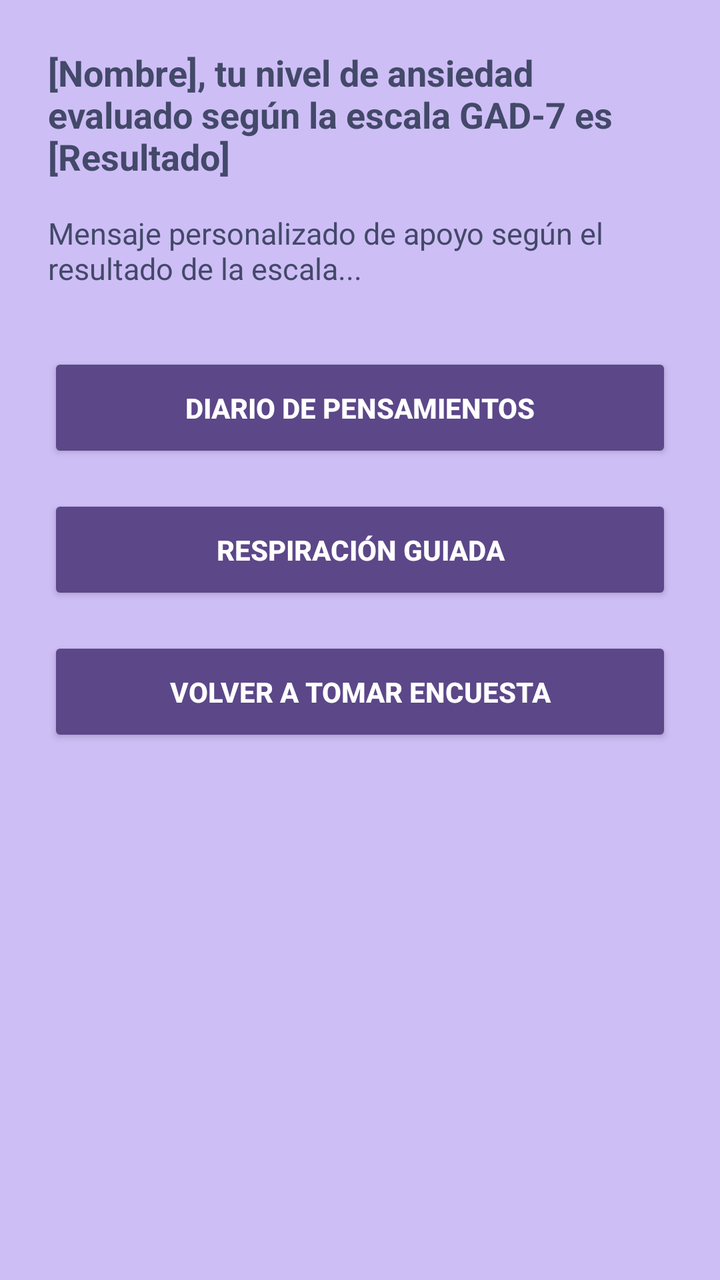
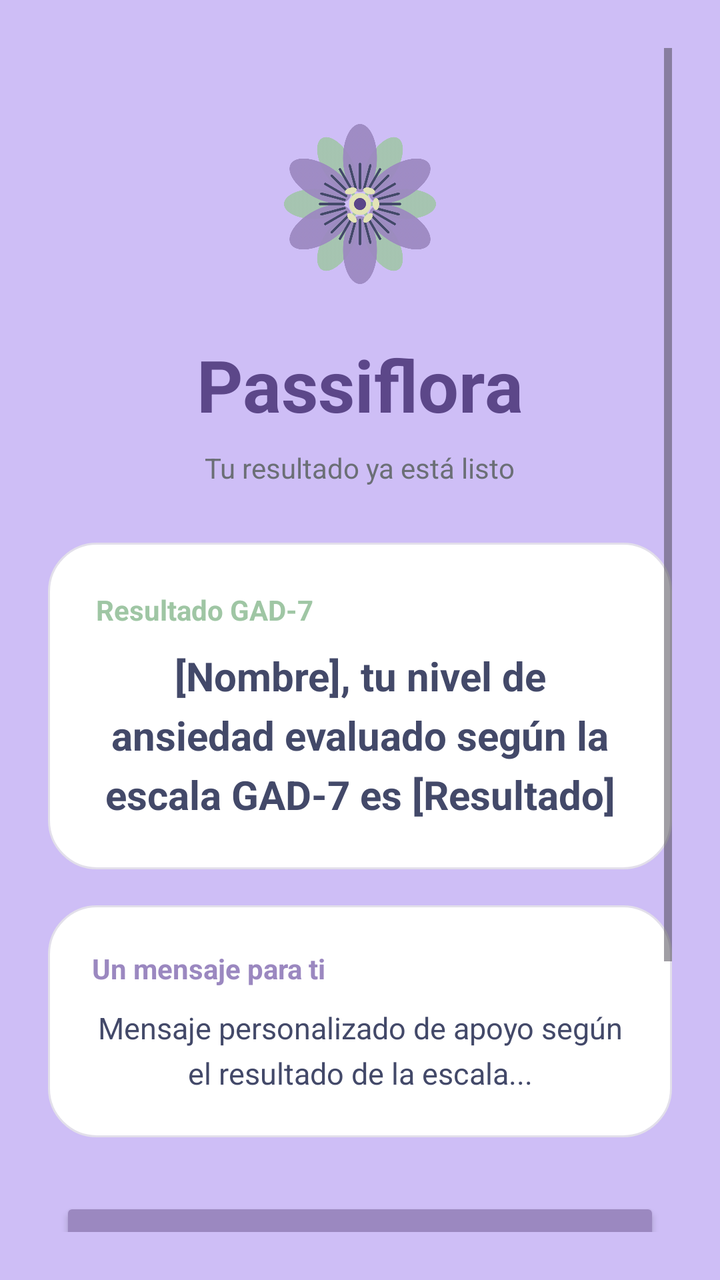

An Android layout rendered at two revisions. The XML below is the earlier revision; the diff shows what the commit changed to produce the second picture.
<!-- AndroidManifest.xml: application theme Theme.Prueba_emulador -->
<!-- res/layout/activity_menu_principal.xml -->
<?xml version="1.0" encoding="utf-8"?>
<ScrollView xmlns:android="http://schemas.android.com/apk/res/android"
    android:layout_width="match_parent"
    android:layout_height="match_parent"
    android:background="@color/background"
    android:fillViewport="true"
    android:padding="24dp">

    <LinearLayout
        android:layout_width="match_parent"
        android:layout_height="wrap_content"
        android:orientation="vertical"
        android:gravity="center_horizontal">

        
        <TextView
            android:id="@+id/tv_mensaje_resultado"
            android:layout_width="match_parent"
            android:layout_height="wrap_content"
            android:text="[Nombre], tu nivel de ansiedad evaluado según la escala GAD-7 es [Resultado]"
            android:textSize="18sp"
            android:textStyle="bold"
            android:textColor="@color/deep_night"
            android:layout_marginBottom="16dp"/>

        
        <TextView
            android:id="@+id/tv_mensaje_personalizado"
            android:layout_width="match_parent"
            android:layout_height="wrap_content"
            android:text="Mensaje personalizado de apoyo según el resultado de la escala..."
            android:textSize="15sp"
            android:textColor="@color/text_primary"
            android:layout_marginBottom="32dp"/>

        
        <Button
            android:id="@+id/btn_diario_pensamientos"
            android:layout_width="match_parent"
            android:layout_height="55dp"
            android:text="Diario de pensamientos"
            android:textColor="@color/text_on_primary"
            android:backgroundTint="@color/purple_point"
            android:textStyle="bold"
            android:layout_marginBottom="16dp"/>

        
        <Button
            android:id="@+id/btn_respiracion_guiada"
            android:layout_width="match_parent"
            android:layout_height="55dp"
            android:text="Respiración guiada"
            android:textColor="@color/text_on_primary"
            android:backgroundTint="@color/purple_point"
            android:textStyle="bold"
            android:layout_marginBottom="16dp"/>

        
        <Button
            android:id="@+id/btn_volver_encuesta"
            android:layout_width="match_parent"
            android:layout_height="55dp"
            android:text="Volver a tomar encuesta"
            android:textColor="@color/text_on_primary"
            android:backgroundTint="@color/purple_point"
            android:textStyle="bold"/>

    </LinearLayout>

</ScrollView>
<!-- resources referenced by this layout -->
<resources>
  <color name="background">#CEBEF6</color>
  <color name="deep_night">#434969</color>
  <color name="purple_point">#5C4789</color>
  <color name="text_on_primary">#FFFFFF</color>
  <color name="text_primary">#434969</color>
  <style name="Theme.Prueba_emulador" parent="Base.Theme.Prueba_emulador" />
  <style name="Base.Theme.Prueba_emulador" parent="Theme.Material3.DayNight.NoActionBar">
          
          
      </style>
</resources>

<!-- the commit's change to res/layout/activity_menu_principal.xml (unified diff, before → after) -->
@@ -10,59 +10,135 @@
         android:layout_width="match_parent"
         android:layout_height="wrap_content"
         android:orientation="vertical"
-        android:gravity="center_horizontal">
+        android:gravity="center_horizontal"
+        android:paddingTop="28dp"
+        android:paddingBottom="32dp">
 
         
-        <TextView
-            android:id="@+id/tv_mensaje_resultado"
-            android:layout_width="match_parent"
-            android:layout_height="wrap_content"
-            android:text="[Nombre], tu nivel de ansiedad evaluado según la escala GAD-7 es [Resultado]"
-            android:textSize="18sp"
-            android:textStyle="bold"
-            android:textColor="@color/deep_night"
+        <ImageView
+            android:id="@+id/iv_logo"
+            android:layout_width="100dp"
+            android:layout_height="100dp"
+            android:src="@drawable/img_flor_passiflora"
+            android:contentDescription="Logo Passiflora"
             android:layout_marginBottom="16dp"/>
 
         
         <TextView
-            android:id="@+id/tv_mensaje_personalizado"
+            android:layout_width="wrap_content"
+            android:layout_height="wrap_content"
+            android:text="Passiflora"
+            android:textSize="36sp"
+            android:textStyle="bold"
+            android:textColor="@color/purple_point"
+            android:layout_marginBottom="8dp"/>
+
+        
+        <TextView
+            android:layout_width="wrap_content"
+            android:layout_height="wrap_content"
+            android:text="Tu resultado ya está listo"
+            android:textSize="14sp"
+            android:textColor="@color/text_secondary"
+            android:gravity="center"
+            android:layout_marginBottom="28dp"/>
+
+        
+        <LinearLayout
             android:layout_width="match_parent"
             android:layout_height="wrap_content"
-            android:text="Mensaje personalizado de apoyo según el resultado de la escala..."
-            android:textSize="15sp"
-            android:textColor="@color/text_primary"
-            android:layout_marginBottom="32dp"/>
+            android:orientation="vertical"
+            android:background="@drawable/bg_card"
+            android:padding="24dp"
+            android:layout_marginBottom="18dp">
+
+            <TextView
+                android:layout_width="wrap_content"
+                android:layout_height="wrap_content"
+                android:text="Resultado GAD-7"
+                android:textSize="14sp"
+                android:textStyle="bold"
+                android:textColor="@color/green_regulator"
+                android:layout_marginBottom="10dp"/>
+
+            <TextView
+                android:id="@+id/tv_mensaje_resultado"
+                android:layout_width="match_parent"
+                android:layout_height="wrap_content"
+                android:text="[Nombre], tu nivel de ansiedad evaluado según la escala GAD-7 es [Resultado]"
+                android:textSize="20sp"
+                android:textStyle="bold"
+                android:textColor="@color/deep_night"
+                android:gravity="center"
+                android:lineSpacingExtra="6dp"/>
+        </LinearLayout>
+
+        
+        <LinearLayout
+            android:layout_width="match_parent"
+            android:layout_height="wrap_content"
+            android:orientation="vertical"
+            android:background="@drawable/bg_card"
+            android:padding="22dp"
+            android:layout_marginBottom="30dp">
+
+            <TextView
+                android:layout_width="wrap_content"
+                android:layout_height="wrap_content"
+                android:text="Un mensaje para ti"
+                android:textSize="14sp"
+                android:textStyle="bold"
+                android:textColor="@color/purple_primary"
+                android:layout_marginBottom="10dp"/>
+
+            <TextView
+                android:id="@+id/tv_mensaje_personalizado"
+                android:layout_width="match_parent"
+                android:layout_height="wrap_content"
+                android:text="Mensaje personalizado de apoyo según el resultado de la escala..."
+                android:textSize="15sp"
+                android:textColor="@color/text_primary"
+                android:gravity="center"
+                android:lineSpacingExtra="5dp"/>
+        </LinearLayout>
 
         
         <Button
             android:id="@+id/btn_diario_pensamientos"
             android:layout_width="match_parent"
             android:layout_height="55dp"
+            android:layout_marginHorizontal="6dp"
+            android:layout_marginBottom="14dp"
+            android:backgroundTint="@color/purple_primary"
             android:text="Diario de pensamientos"
+            android:textAllCaps="false"
             android:textColor="@color/text_on_primary"
-            android:backgroundTint="@color/purple_point"
-            android:textStyle="bold"
-            android:layout_marginBottom="16dp"/>
+            android:textStyle="bold"/>
 
         
         <Button
             android:id="@+id/btn_respiracion_guiada"
             android:layout_width="match_parent"
             android:layout_height="55dp"
+            android:layout_marginHorizontal="6dp"
+            android:layout_marginBottom="14dp"
+            android:backgroundTint="@color/green_regulator"
             android:text="Respiración guiada"
-            android:textColor="@color/text_on_primary"
-            android:backgroundTint="@color/purple_point"
-            android:textStyle="bold"
-            android:layout_marginBottom="16dp"/>
+            android:textAllCaps="false"
+            android:textColor="@color/deep_night"
+            android:textStyle="bold"/>
 
         
         <Button
             android:id="@+id/btn_volver_encuesta"
             android:layout_width="match_parent"
             android:layout_height="55dp"
+            android:layout_marginHorizontal="6dp"
+            android:layout_marginTop="6dp"
+            android:backgroundTint="@color/purple_point"
             android:text="Volver a tomar encuesta"
+            android:textAllCaps="false"
             android:textColor="@color/text_on_primary"
-            android:backgroundTint="@color/purple_point"
             android:textStyle="bold"/>
 
     </LinearLayout>
<!-- resource entries referenced after the edit -->
@@ -2,10 +2,29 @@
 <resources>
   <color name="background">#CEBEF6</color>
   <color name="deep_night">#434969</color>
+  <color name="green_regulator">#9FC6A4</color>
   <color name="purple_point">#5C4789</color>
+  <color name="purple_primary">#9B88C0</color>
   <color name="text_on_primary">#FFFFFF</color>
   <color name="text_primary">#434969</color>
+  <color name="text_secondary">#6B6F76</color>
+  <!-- drawable bg_card (drawable) -->
+  <?xml version="1.0" encoding="utf-8"?>
+  <shape xmlns:android="http://schemas.android.com/apk/res/android">
+  
+      <solid android:color="@color/surface"/>
+  
+      <corners android:radius="24dp"/>
+  
+      <stroke
+          android:width="1dp"
+          android:color="@color/border"/>
+  
+  </shape>
+  <!-- drawable img_flor_passiflora: png bitmap (drawable, 100044 bytes) -->
   <style name="Theme.Prueba_emulador" parent="Base.Theme.Prueba_emulador" />
+  <color name="surface">#FFFFFF</color>
+  <color name="border">#E2DFEA</color>
   <style name="Base.Theme.Prueba_emulador" parent="Theme.Material3.DayNight.NoActionBar">
           
           
